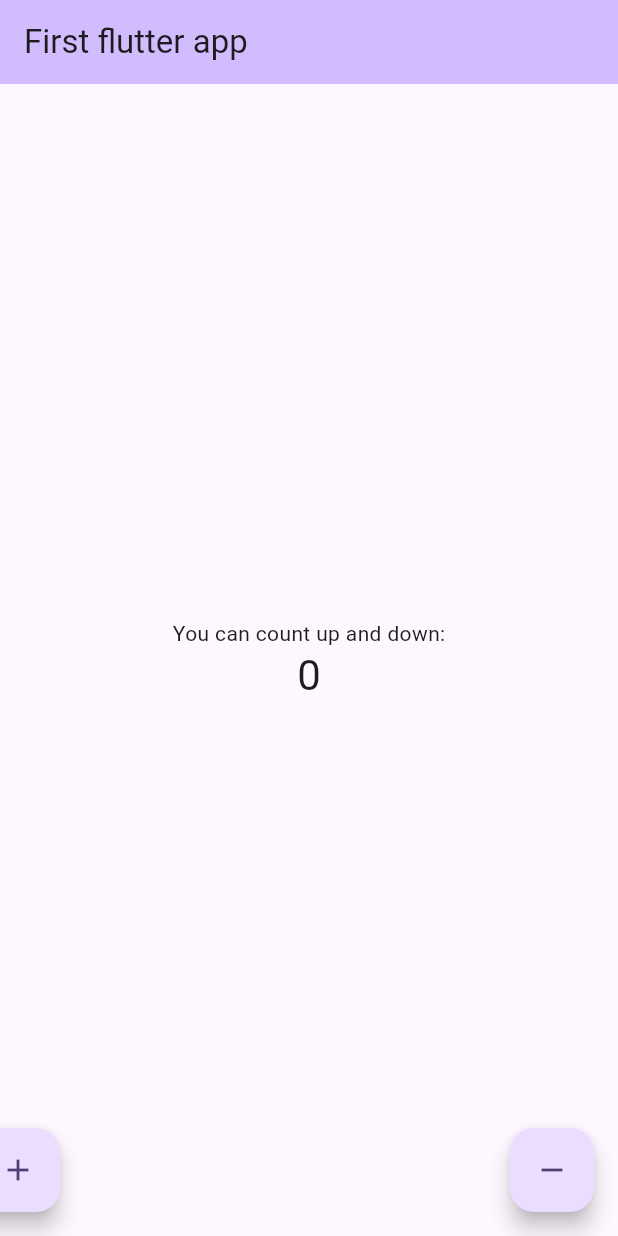
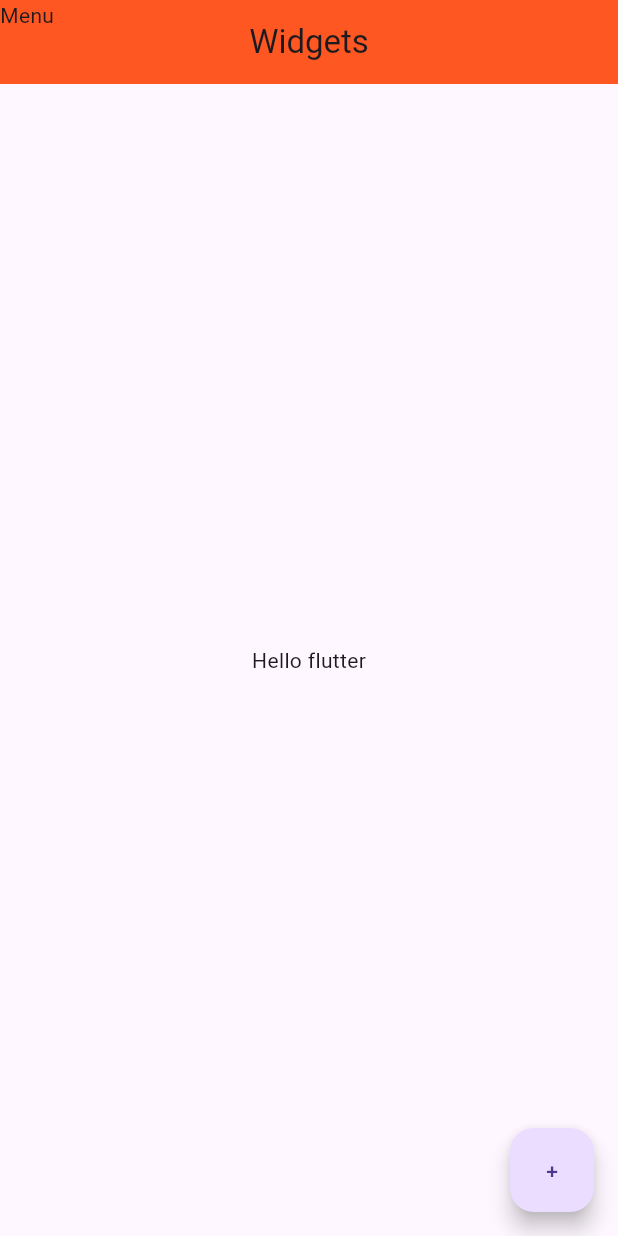
Before and after one commit to farukyucel5/Flutter, a Flutter app: the screen it shows after launch, on a phone screen of 412 x 824 dp. Run offline on Flutter 3.47's test engine with Material 3 defaults, Android fonts, the phone set to English and light mode, and no system bars.

Commit message:
from scratch

```diff
--- a/lib/main.dart
+++ b/lib/main.dart
@@ -1,85 +1,33 @@
 import 'package:flutter/material.dart';
 
 void main() {
-  runApp(const MyApp());
+  runApp(const WidgetDetails());
 }
 
-class MyApp extends StatelessWidget {
-  const MyApp({super.key});
+class WidgetDetails extends StatelessWidget {
+  const WidgetDetails({super.key});
 
   // This widget is the root of your application.
   @override
   Widget build(BuildContext context) {
-    return MaterialApp(
-      title: 'Application Scaffold',
-      theme: ThemeData(
-        colorScheme: ColorScheme.fromSeed(seedColor: Colors.deepPurple),
-        useMaterial3: true,
+    return  MaterialApp(
+      home: Scaffold(
+        appBar: AppBar(
+          title: const Text("Widgets"),
+          centerTitle: true,
+          backgroundColor: Colors.deepOrange,
+          leading: const Text("Menu"),
+        ),
+        body: const Center(
+          child: Text("Hello flutter"),
+        ),
+        floatingActionButton: FloatingActionButton(
+          onPressed: () {},
+          child: const Text("+"),
+        ),
       ),
-      home: const MyHomePage(title: 'First flutter app'),
+
+
     );
   }
 }
-
-class MyHomePage extends StatefulWidget {
-  const MyHomePage({super.key, required this.title});
-  final String title;
-
-  @override
-  State<MyHomePage> createState() => _MyHomePageState();
-}
-
-class _MyHomePageState extends State<MyHomePage> {
-  int _counter = 0;
-
-  void _incrementCounter() {
-    setState(() {
-      _counter=_counter+2;
-    });
-  }
-
-  void _decrementCounter(){
-    setState(() {
-      _counter--;
-    });
-  }
-
-  @override
-  Widget build(BuildContext context) {
-    return Scaffold(
-      appBar: AppBar(
-        backgroundColor: Theme.of(context).colorScheme.inversePrimary,
-        title: Text(widget.title),
-      ),
-      body: Center(
-        child: Column(
-          mainAxisAlignment: MainAxisAlignment.center,
-          children: <Widget>[
-            const Text(
-              'You can count up and down:',
-            ),
-            Text(
-              '$_counter',
-              style: Theme.of(context).textTheme.headlineMedium,
-            ),
-          ],
-        ),
-      ),
-      floatingActionButton: Row(
-        mainAxisAlignment: MainAxisAlignment.spaceBetween,
-        children: [
-          FloatingActionButton(
-            onPressed: _incrementCounter,
-            tooltip: 'Increment',
-            child: const Icon(Icons.add),
-          ),
-          FloatingActionButton(
-            onPressed: _decrementCounter,
-            tooltip: 'Decrement',
-            child: const Icon(Icons.remove),
-          ),
-        ],
-      ),
-    );
-  }
-}
```
Also changed, not shown: 1 other file.
